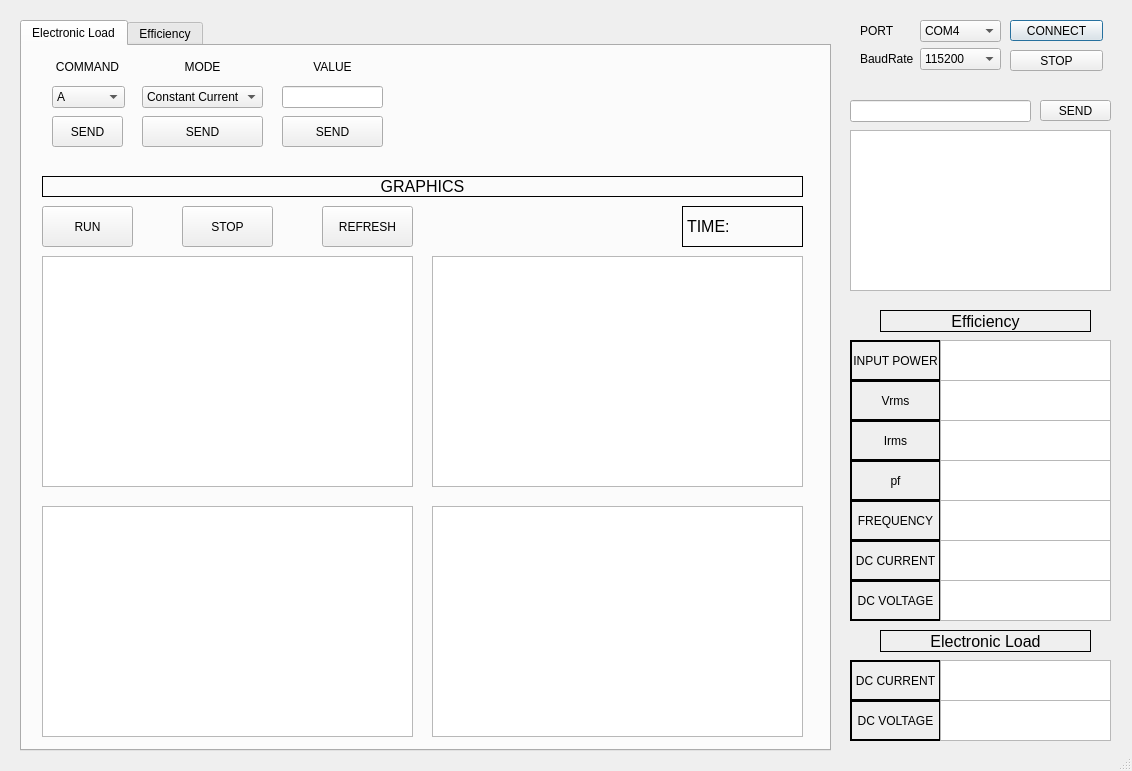
This is electronic_load_last.ui in erenakyol09/electricLoad_efficiency as Qt 5 draws it before an edit. The edited form follows.
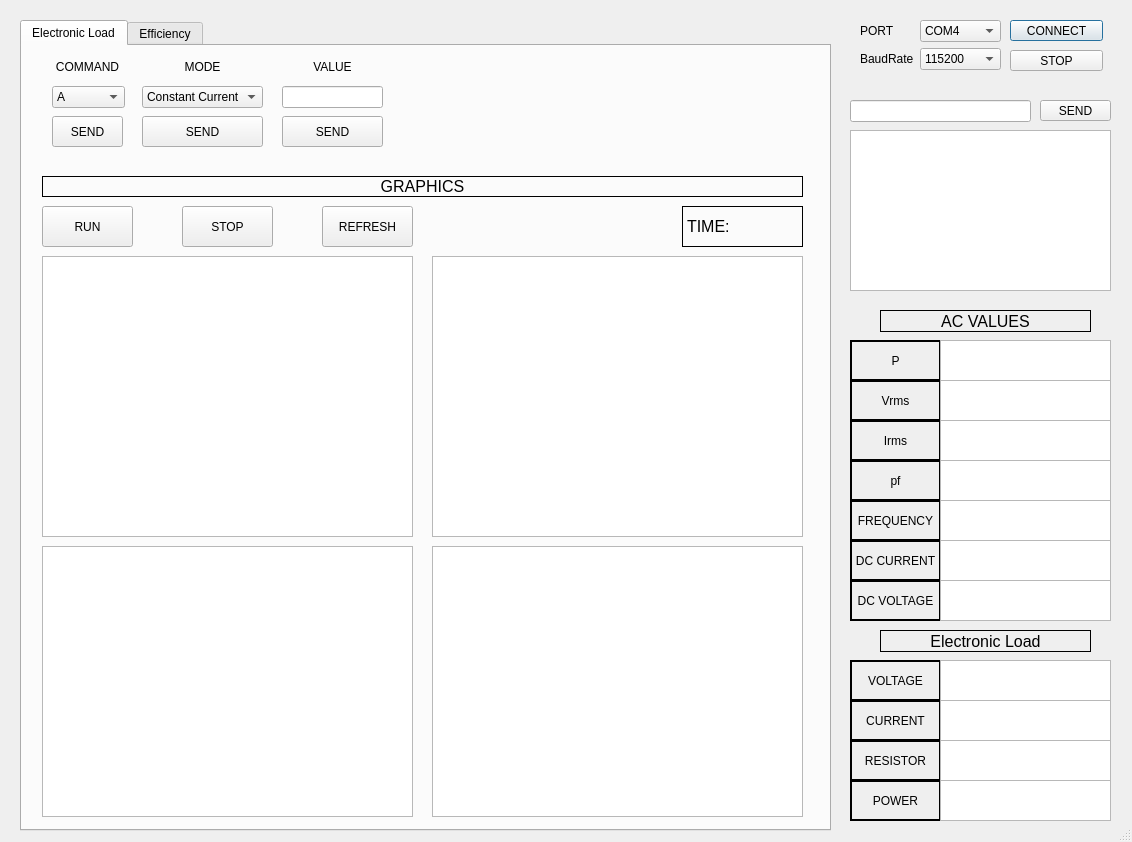
This is the edited form.

Diff of the .ui file:
```diff
--- a/electronic_load_last.ui
+++ b/electronic_load_last.ui
@@ -7,7 +7,7 @@
     <x>0</x>
     <y>0</y>
     <width>1132</width>
-    <height>771</height>
+    <height>842</height>
    </rect>
   </property>
   <property name="windowTitle">
@@ -215,7 +215,7 @@
     <enum>QFrame::Box</enum>
    </property>
    <property name="text">
-    <string>Efficiency</string>
+    <string>AC VALUES</string>
    </property>
    <property name="alignment">
     <set>Qt::AlignCenter</set>
@@ -234,7 +234,7 @@
     <enum>QFrame::WinPanel</enum>
    </property>
    <property name="text">
-    <string>INPUT POWER</string>
+    <string>P</string>
    </property>
    <property name="alignment">
     <set>Qt::AlignCenter</set>
@@ -459,7 +459,7 @@
     <enum>QFrame::WinPanel</enum>
    </property>
    <property name="text">
-    <string>DC CURRENT</string>
+    <string>VOLTAGE</string>
    </property>
    <property name="alignment">
     <set>Qt::AlignCenter</set>
@@ -478,7 +478,7 @@
     <enum>QFrame::WinPanel</enum>
    </property>
    <property name="text">
-    <string>DC VOLTAGE</string>
+    <string>CURRENT</string>
    </property>
    <property name="alignment">
     <set>Qt::AlignCenter</set>
@@ -559,7 +559,7 @@
      <x>20</x>
      <y>20</y>
      <width>811</width>
-     <height>731</height>
+     <height>811</height>
     </rect>
    </property>
    <property name="currentIndex">
@@ -754,7 +754,7 @@
        <x>410</x>
        <y>210</y>
        <width>371</width>
-       <height>231</height>
+       <height>281</height>
       </rect>
      </property>
     </widget>
@@ -764,7 +764,7 @@
        <x>20</x>
        <y>210</y>
        <width>371</width>
-       <height>231</height>
+       <height>281</height>
       </rect>
      </property>
     </widget>
@@ -772,9 +772,9 @@
      <property name="geometry">
       <rect>
        <x>410</x>
-       <y>460</y>
+       <y>500</y>
        <width>371</width>
-       <height>231</height>
+       <height>271</height>
       </rect>
      </property>
     </widget>
@@ -782,9 +782,9 @@
      <property name="geometry">
       <rect>
        <x>20</x>
-       <y>460</y>
+       <y>500</y>
        <width>371</width>
-       <height>231</height>
+       <height>271</height>
       </rect>
      </property>
     </widget>
@@ -858,6 +858,89 @@
     </attribute>
    </widget>
   </widget>
+  <widget class="QLabel" name="label_19">
+   <property name="geometry">
+    <rect>
+     <x>850</x>
+     <y>740</y>
+     <width>91</width>
+     <height>41</height>
+    </rect>
+   </property>
+   <property name="frameShape">
+    <enum>QFrame::WinPanel</enum>
+   </property>
+   <property name="text">
+    <string>RESISTOR</string>
+   </property>
+   <property name="alignment">
+    <set>Qt::AlignCenter</set>
+   </property>
+  </widget>
+  <widget class="QLabel" name="label_27">
+   <property name="geometry">
+    <rect>
+     <x>850</x>
+     <y>780</y>
+     <width>91</width>
+     <height>41</height>
+    </rect>
+   </property>
+   <property name="frameShape">
+    <enum>QFrame::WinPanel</enum>
+   </property>
+   <property name="text">
+    <string>POWER</string>
+   </property>
+   <property name="alignment">
+    <set>Qt::AlignCenter</set>
+   </property>
+  </widget>
+  <widget class="QTextBrowser" name="textBrowser_14">
+   <property name="geometry">
+    <rect>
+     <x>940</x>
+     <y>780</y>
+     <width>171</width>
+     <height>41</height>
+    </rect>
+   </property>
+   <property name="html">
+    <string>&lt;!DOCTYPE HTML PUBLIC &quot;-//W3C//DTD HTML 4.0//EN&quot; &quot;http://www.w3.org/TR/REC-html40/strict.dtd&quot;&gt;
+&lt;html&gt;&lt;head&gt;&lt;meta name=&quot;qrichtext&quot; content=&quot;1&quot; /&gt;&lt;style type=&quot;text/css&quot;&gt;
+p, li { white-space: pre-wrap; }
+&lt;/style&gt;&lt;/head&gt;&lt;body style=&quot; font-family:'MS Shell Dlg 2'; font-size:7.8pt; font-weight:400; font-style:normal;&quot;&gt;
+&lt;p align=&quot;center&quot; style=&quot;-qt-paragraph-type:empty; margin-top:0px; margin-bottom:0px; margin-left:0px; margin-right:0px; -qt-block-indent:0; text-indent:0px;&quot;&gt;&lt;br /&gt;&lt;/p&gt;&lt;/body&gt;&lt;/html&gt;</string>
+   </property>
+  </widget>
+  <widget class="QTextBrowser" name="textBrowser_15">
+   <property name="geometry">
+    <rect>
+     <x>940</x>
+     <y>740</y>
+     <width>171</width>
+     <height>41</height>
+    </rect>
+   </property>
+   <property name="font">
+    <font>
+     <pointsize>8</pointsize>
+    </font>
+   </property>
+   <property name="contextMenuPolicy">
+    <enum>Qt::NoContextMenu</enum>
+   </property>
+   <property name="sizeAdjustPolicy">
+    <enum>QAbstractScrollArea::AdjustIgnored</enum>
+   </property>
+   <property name="html">
+    <string>&lt;!DOCTYPE HTML PUBLIC &quot;-//W3C//DTD HTML 4.0//EN&quot; &quot;http://www.w3.org/TR/REC-html40/strict.dtd&quot;&gt;
+&lt;html&gt;&lt;head&gt;&lt;meta name=&quot;qrichtext&quot; content=&quot;1&quot; /&gt;&lt;style type=&quot;text/css&quot;&gt;
+p, li { white-space: pre-wrap; }
+&lt;/style&gt;&lt;/head&gt;&lt;body style=&quot; font-family:'MS Shell Dlg 2'; font-size:8pt; font-weight:400; font-style:normal;&quot;&gt;
+&lt;p align=&quot;center&quot; style=&quot;-qt-paragraph-type:empty; margin-top:0px; margin-bottom:0px; margin-left:0px; margin-right:0px; -qt-block-indent:0; text-indent:0px; font-size:10pt;&quot;&gt;&lt;br /&gt;&lt;/p&gt;&lt;/body&gt;&lt;/html&gt;</string>
+   </property>
+  </widget>
   <zorder>tab1_load</zorder>
   <zorder>pushButton</zorder>
   <zorder>pushButton_2</zorder>
```
Left out of the diff: 24 changed lines with no effect on the pictures.
